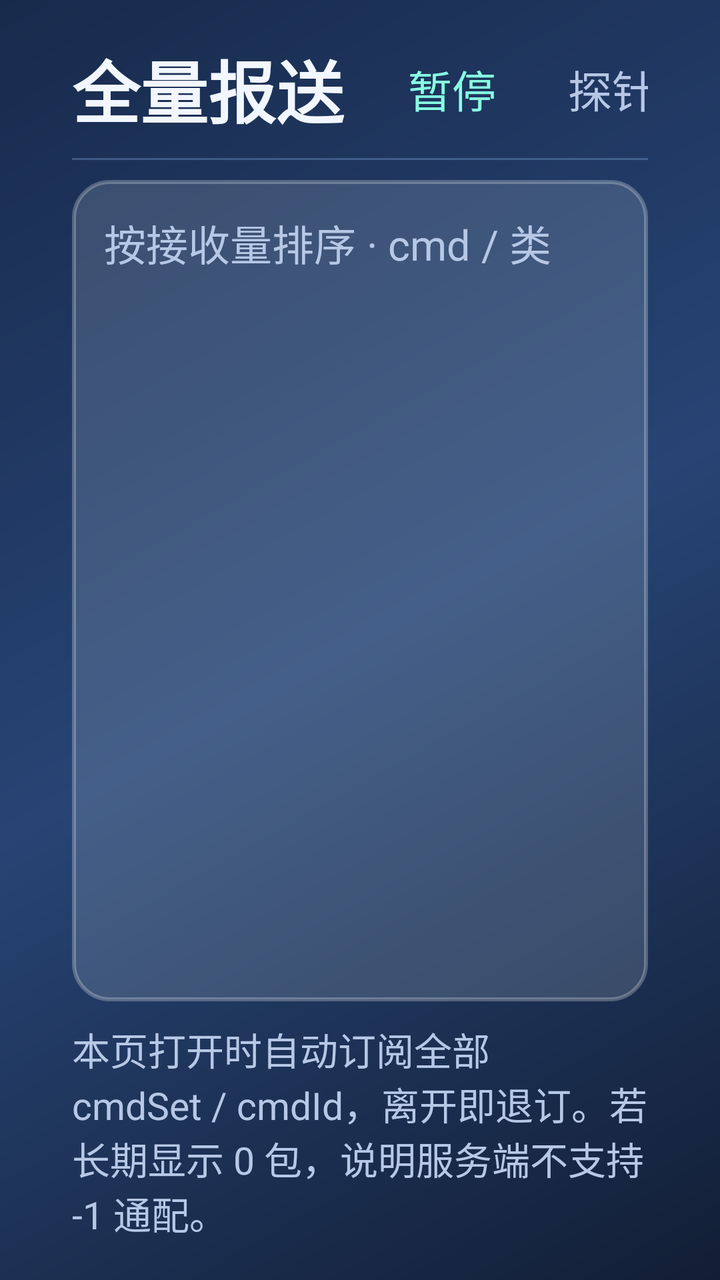
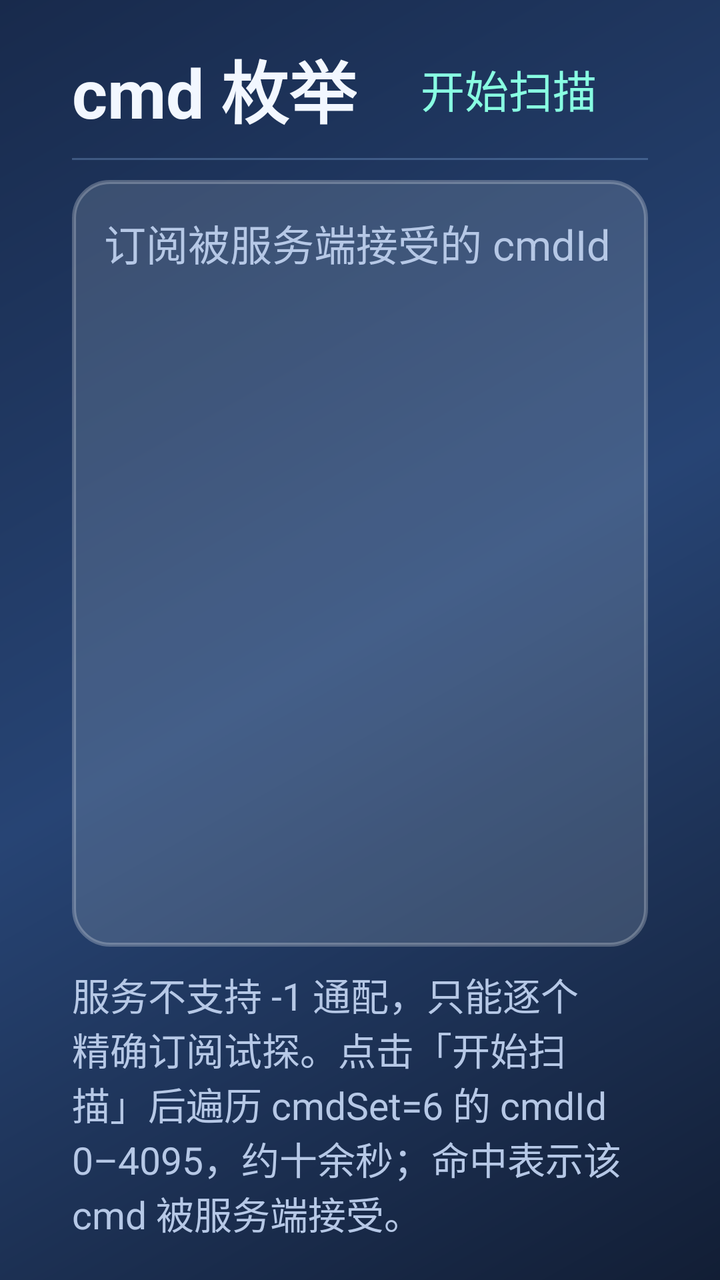

Compare the two renders of this Android layout. The source of the first and the diff that turns it into the second are given below.
<!-- AndroidManifest.xml: application theme Theme.Rc2 -->
<!-- res/layout/page_scan.xml -->
<?xml version="1.0" encoding="utf-8"?>
<LinearLayout xmlns:android="http://schemas.android.com/apk/res/android"
    android:layout_width="match_parent"
    android:layout_height="match_parent"
    android:background="@drawable/bg_screen"
    android:orientation="vertical"
    android:paddingStart="36dp"
    android:paddingTop="20dp"
    android:paddingEnd="36dp"
    android:paddingBottom="20dp">

    <LinearLayout
        android:layout_width="match_parent"
        android:layout_height="wrap_content"
        android:baselineAligned="false"
        android:gravity="center_vertical"
        android:orientation="horizontal">

        <TextView
            style="@style/RcTitle"
            android:layout_width="wrap_content"
            android:layout_height="wrap_content"
            android:text="全量报送" />

        <TextView
            android:id="@+id/scanSummary"
            style="@style/RcValue"
            android:layout_width="0dp"
            android:layout_height="wrap_content"
            android:layout_marginStart="20dp"
            android:layout_weight="1"
            android:textSize="19sp" />

        <TextView
            android:id="@+id/btnScanToggle"
            style="@style/RcLink"
            android:layout_width="wrap_content"
            android:layout_height="wrap_content"
            android:text="暂停" />

        <TextView
            android:id="@+id/btnBackToProbe"
            style="@style/RcLink"
            android:layout_width="wrap_content"
            android:layout_height="wrap_content"
            android:layout_marginStart="12dp"
            android:text="探针"
            android:textColor="@color/rc_muted" />

        <TextView
            android:id="@+id/btnBackFromScan"
            style="@style/RcLink"
            android:layout_width="wrap_content"
            android:layout_height="wrap_content"
            android:layout_marginStart="12dp"
            android:text="返回仪表盘" />
    </LinearLayout>

    <View
        android:layout_width="match_parent"
        android:layout_height="1dp"
        android:layout_marginTop="10dp"
        android:background="@color/rc_line" />

    <LinearLayout
        android:layout_width="match_parent"
        android:layout_height="0dp"
        android:layout_marginTop="10dp"
        android:layout_weight="1"
        android:background="@drawable/bg_panel"
        android:orientation="vertical"
        android:padding="16dp">

        <TextView
            style="@style/RcSection"
            android:layout_width="match_parent"
            android:layout_height="wrap_content"
            android:text="按接收量排序 · cmd / 类型 / 字节 / 次数 / 变化 / 最近样本" />

        <ScrollView
            android:id="@+id/scanScroll"
            android:layout_width="match_parent"
            android:layout_height="0dp"
            android:layout_marginTop="6dp"
            android:layout_weight="1"
            android:scrollbars="vertical">

            <TextView
                android:id="@+id/scanText"
                style="@style/RcBody"
                android:layout_width="match_parent"
                android:layout_height="wrap_content"
                android:textColor="@color/rc_text"
                android:textSize="18sp" />
        </ScrollView>
    </LinearLayout>

    <TextView
        android:layout_width="match_parent"
        android:layout_height="wrap_content"
        android:layout_marginTop="10dp"
        android:includeFontPadding="false"
        android:text="本页打开时自动订阅全部 cmdSet / cmdId，离开即退订。若长期显示 0 包，说明服务端不支持 -1 通配。"
        android:textColor="@color/rc_muted"
        android:textSize="19sp" />

</LinearLayout>
<!-- resources referenced by this layout -->
<resources>
  <color name="rc_line">#4D8FB6E8</color>
  <color name="rc_muted">#FFB6C8E6</color>
  <color name="rc_text">#FFF2F7FF</color>
  <!-- drawable bg_panel (drawable) -->
  <?xml version="1.0" encoding="utf-8"?>
  <shape xmlns:android="http://schemas.android.com/apk/res/android"
      android:shape="rectangle">
      <solid android:color="@color/rc_panel" />
      <corners android:radius="18dp" />
      <stroke
          android:width="2dp"
          android:color="#40FFFFFF" />
  </shape>
  <!-- drawable bg_screen (drawable) -->
  <?xml version="1.0" encoding="utf-8"?>
  <shape xmlns:android="http://schemas.android.com/apk/res/android"
      android:shape="rectangle">
      <gradient
          android:angle="315"
          android:centerColor="@color/rc_bg_mid"
          android:endColor="@color/rc_bg_bottom"
          android:startColor="@color/rc_bg_top" />
  </shape>
  <style name="RcBody">
          <item name="android:textColor">@color/rc_muted</item>
          <item name="android:textSize">21sp</item>
          <item name="android:fontFamily">monospace</item>
          <item name="android:lineSpacingExtra">5dp</item>
      </style>
  <style name="RcLink">
          <item name="android:background">?android:attr/selectableItemBackground</item>
          <item name="android:textColor">@color/rc_mint</item>
          <item name="android:textSize">22sp</item>
          <item name="android:includeFontPadding">false</item>
          <item name="android:maxLines">1</item>
          <item name="android:paddingStart">12dp</item>
          <item name="android:paddingEnd">12dp</item>
          <item name="android:paddingTop">6dp</item>
          <item name="android:paddingBottom">6dp</item>
          <item name="android:gravity">center</item>
      </style>
  <style name="RcSection">
          <item name="android:textColor">@color/rc_muted</item>
          <item name="android:textSize">21sp</item>
          <item name="android:includeFontPadding">false</item>
          <item name="android:maxLines">1</item>
      </style>
  <style name="RcTitle">
          <item name="android:textColor">@color/rc_text</item>
          <item name="android:textSize">34sp</item>
          <item name="android:textStyle">bold</item>
          <item name="android:includeFontPadding">false</item>
          <item name="android:maxLines">1</item>
      </style>
  <style name="RcValue">
          <item name="android:textColor">@color/rc_muted</item>
          <item name="android:textSize">20sp</item>
          <item name="android:fontFamily">monospace</item>
          <item name="android:includeFontPadding">false</item>
          <item name="android:maxLines">1</item>
      </style>
  <style name="Theme.Rc2" parent="@android:style/Theme.Material.NoActionBar">
          <item name="android:windowBackground">@color/rc_bg_bottom</item>
          <item name="android:colorBackground">@color/rc_bg_bottom</item>
          <item name="android:statusBarColor">@color/rc_bg_bottom</item>
          <item name="android:navigationBarColor">@color/rc_bg_bottom</item>
          <item name="android:windowNoTitle">true</item>
      </style>
  <color name="rc_panel">#26EBF5FF</color>
  <color name="rc_bg_mid">#FF274474</color>
  <color name="rc_bg_bottom">#FF121E35</color>
  <color name="rc_bg_top">#FF182A4C</color>
  <color name="rc_mint">#FF88FFE2</color>
</resources>

<!-- the commit's change to res/layout/page_scan.xml (unified diff, before → after) -->
@@ -20,7 +20,7 @@
             style="@style/RcTitle"
             android:layout_width="wrap_content"
             android:layout_height="wrap_content"
-            android:text="全量报送" />
+            android:text="cmd 枚举" />
 
         <TextView
             android:id="@+id/scanSummary"
@@ -36,7 +36,7 @@
             style="@style/RcLink"
             android:layout_width="wrap_content"
             android:layout_height="wrap_content"
-            android:text="暂停" />
+            android:text="开始扫描" />
 
         <TextView
             android:id="@+id/btnBackToProbe"
@@ -75,7 +75,7 @@
             style="@style/RcSection"
             android:layout_width="match_parent"
             android:layout_height="wrap_content"
-            android:text="按接收量排序 · cmd / 类型 / 字节 / 次数 / 变化 / 最近样本" />
+            android:text="订阅被服务端接受的 cmdId · cmdSet 固定 6" />
 
         <ScrollView
             android:id="@+id/scanScroll"
@@ -100,7 +100,7 @@
         android:layout_height="wrap_content"
         android:layout_marginTop="10dp"
         android:includeFontPadding="false"
-        android:text="本页打开时自动订阅全部 cmdSet / cmdId，离开即退订。若长期显示 0 包，说明服务端不支持 -1 通配。"
+        android:text="服务不支持 -1 通配，只能逐个精确订阅试探。点击「开始扫描」后遍历 cmdSet=6 的 cmdId 0–4095，约十余秒；命中表示该 cmd 被服务端接受。"
         android:textColor="@color/rc_muted"
         android:textSize="19sp" />
 
